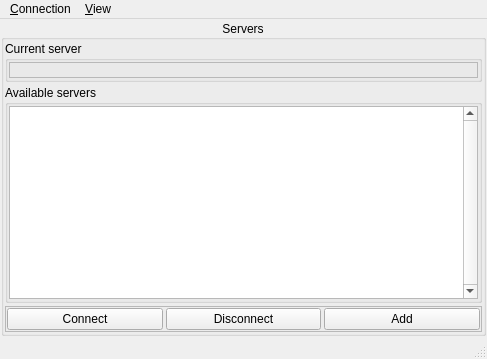
Intueor/Z-Editor, file main-window.ui: the form before one commit.
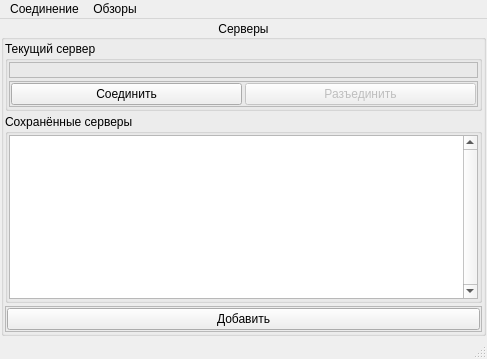
The form after the commit. Icons and pictures are not drawn.

Commit message: Работа с сигналами, многочисленные правки интерфейса и проч.

Diff of the .ui file:
```diff
--- a/main-window.ui
+++ b/main-window.ui
@@ -37,7 +37,7 @@
     <item>
      <widget class="QGroupBox" name="groupBox_Servers">
       <property name="title">
-       <string>Servers</string>
+       <string>Серверы</string>
       </property>
       <property name="alignment">
        <set>Qt::AlignCenter</set>
@@ -61,7 +61,7 @@
        <item>
         <widget class="QGroupBox" name="groupBox_CurrentServer">
          <property name="title">
-          <string>Current server</string>
+          <string>Текущий сервер</string>
          </property>
          <layout class="QVBoxLayout" name="verticalLayout_3">
           <property name="spacing">
@@ -98,13 +98,57 @@
             </property>
            </widget>
           </item>
+          <item>
+           <widget class="QFrame" name="frame_ConnectionButtons">
+            <property name="frameShape">
+             <enum>QFrame::StyledPanel</enum>
+            </property>
+            <property name="frameShadow">
+             <enum>QFrame::Raised</enum>
+            </property>
+            <layout class="QHBoxLayout" name="horizontalLayout_2">
+             <property name="spacing">
+              <number>3</number>
+             </property>
+             <property name="leftMargin">
+              <number>1</number>
+             </property>
+             <property name="topMargin">
+              <number>1</number>
+             </property>
+             <property name="rightMargin">
+              <number>1</number>
+             </property>
+             <property name="bottomMargin">
+              <number>1</number>
+             </property>
+             <item>
+              <widget class="QPushButton" name="pushButton_Connect">
+               <property name="text">
+                <string>Соединить</string>
+               </property>
+              </widget>
+             </item>
+             <item>
+              <widget class="QPushButton" name="pushButton_Disconnect">
+               <property name="enabled">
+                <bool>false</bool>
+               </property>
+               <property name="text">
+                <string>Разъединить</string>
+               </property>
+              </widget>
+             </item>
+            </layout>
+           </widget>
+          </item>
          </layout>
         </widget>
        </item>
        <item>
         <widget class="QGroupBox" name="groupBox_AvailableServers">
          <property name="title">
-          <string>Available servers</string>
+          <string>Сохранённые серверы</string>
          </property>
          <layout class="QVBoxLayout" name="verticalLayout_2">
           <property name="spacing">
@@ -165,24 +209,10 @@
           <property name="bottomMargin">
            <number>1</number>
           </property>
-          <item>
-           <widget class="QPushButton" name="pushButton_Connect">
-            <property name="text">
-             <string>Connect</string>
-            </property>
-           </widget>
-          </item>
-          <item>
-           <widget class="QPushButton" name="pushButton_Disconnect">
-            <property name="text">
-             <string>Disconnect</string>
-            </property>
-           </widget>
-          </item>
           <item>
            <widget class="QPushButton" name="pushButton_Add">
             <property name="text">
-             <string>Add</string>
+             <string>Добавить</string>
             </property>
            </widget>
           </item>
@@ -205,13 +235,13 @@
    </property>
    <widget class="QMenu" name="menuView">
     <property name="title">
-     <string>&amp;View</string>
+     <string>Обзоры</string>
     </property>
     <addaction name="actionSchematic"/>
    </widget>
    <widget class="QMenu" name="menuConnection">
     <property name="title">
-     <string>&amp;Connection</string>
+     <string>Соединение</string>
     </property>
     <addaction name="actionConnect_at_startup"/>
    </widget>
```
Left out of the diff: 4 changed lines with no effect on the pictures. The commit also changes 6 other files.
